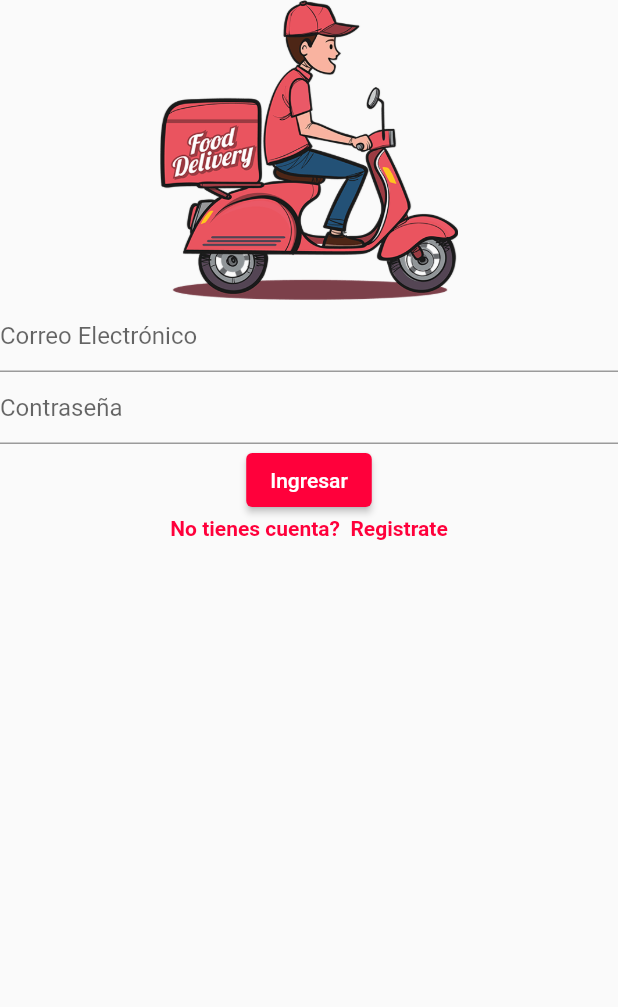
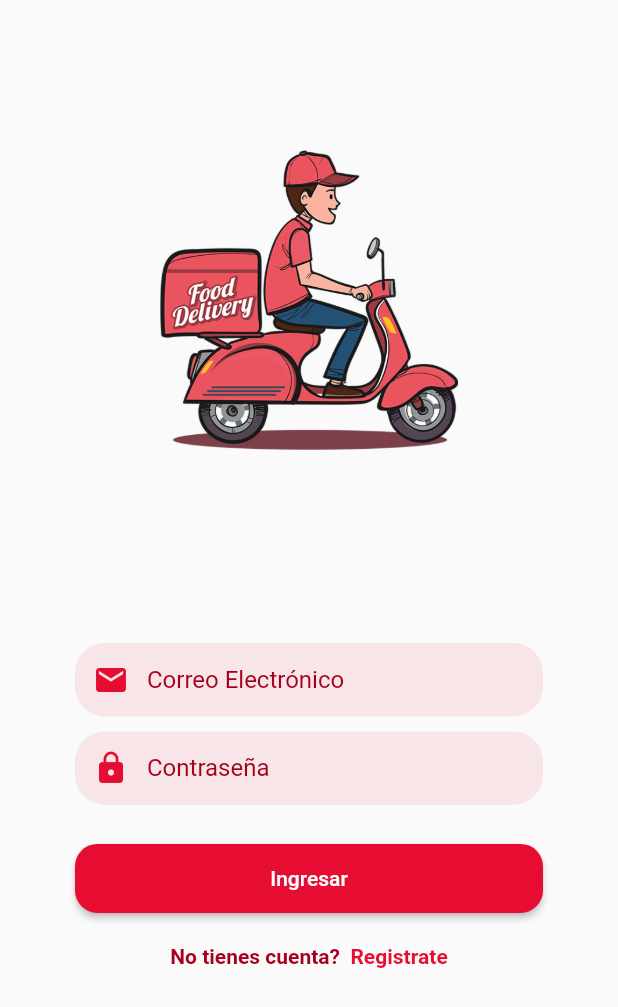
Before and after one commit to PaulGuillen/ChatFlutter, a Flutter app: the screen it shows after launch, on a phone screen of 412 x 824 dp. Shown: the top 1007 px of the screen. Run offline on Flutter 3.47's test engine with Material 2 defaults, Android fonts, the phone set to English and light mode, and no system bars.

Commit message:
Creating login screen - second day

```diff
--- a/lib/main.dart
+++ b/lib/main.dart
@@ -24,7 +24,7 @@ class _MyAppState extends State<MyApp> {
         'login' : (BuildContext context ) => const LoginPage()
       },
       theme: ThemeData(
-        colorScheme: ColorScheme.light().copyWith(primary: MyColors.primaryColor),
+        colorScheme: const ColorScheme.light().copyWith(primary: MyColors.primaryColor),
       ),
     );
   }
--- a/lib/src/login/login_page.dart
+++ b/lib/src/login/login_page.dart
@@ -33,33 +33,82 @@ class _LoginPageState extends State< LoginPage> {
   }
 
   Widget _imageBanner(){
-    return Image.asset(
+    return Container(
+      margin: EdgeInsets.only(
+          top: 100,
+          bottom: MediaQuery.of(context).size.height * 0.15
+      ),
+      child: Image.asset(
         'assets/img/delivery.png',
         width: 200,
         height: 200,
+      ),
     );
   }
 
   Widget _textFieldEmail(){
-    return const TextField(
+    return Container(
+      margin: const EdgeInsets.symmetric(horizontal: 50,vertical: 5),
+      decoration: BoxDecoration(
+        color: MyColors.primaryOpacityColor,
+        borderRadius: BorderRadius.circular(20)
+      ),
+      child: TextField(
         decoration: InputDecoration(
-          hintText: 'Correo Electrónico'
+            hintText: 'Correo Electrónico',
+            border: InputBorder.none,
+            contentPadding: const EdgeInsets.all(15),
+            hintStyle: TextStyle(
+              color: MyColors.primaryColorDark
+            ),
+            prefixIcon: Icon(
+                Icons.email,
+                color: MyColors.primaryColor
+            )
+        ),
       ),
     );
   }
 
   Widget _textFieldPassword(){
-    return const TextField(
+    return Container(
+      margin: const EdgeInsets.symmetric(horizontal: 50, vertical: 5),
+      decoration: BoxDecoration(
+          color: MyColors.primaryOpacityColor,
+          borderRadius: BorderRadius.circular(20)
+      ),
+      child: TextField(
         decoration: InputDecoration(
-          hintText: 'Contraseña'
+            hintText: 'Contraseña',
+            border: InputBorder.none,
+            contentPadding: const EdgeInsets.all(15),
+            hintStyle: TextStyle(
+                color: MyColors.primaryColorDark
+            ),
+            prefixIcon: Icon(
+                Icons.lock,
+                color: MyColors.primaryColor
+            )
+        ),
       ),
     );
   }
 
   Widget _buttonLogin(){
-    return  ElevatedButton(
+    return  Container(
+      width: double.infinity,
+      margin: const EdgeInsets.symmetric(horizontal: 50, vertical: 20),
+      child: ElevatedButton(
         onPressed: () {},
         child: const Text('Ingresar'),
+        style: ElevatedButton.styleFrom(
+          primary: MyColors.primaryColor,
+          shape : RoundedRectangleBorder(
+            borderRadius: BorderRadius.circular(15)
+          ),
+          padding: const EdgeInsets.symmetric(vertical: 15)
+        ),
+      ),
     );
   }
 
@@ -71,7 +120,7 @@ class _LoginPageState extends State< LoginPage> {
           'No tienes cuenta?',
           style: TextStyle(
               fontWeight: FontWeight.bold,
-              color:  MyColors.primaryColor
+              color:  MyColors.primaryColorDark
           ),
         ),
         const SizedBox(width: 7),
--- a/lib/src/utils/my_colors.dart
+++ b/lib/src/utils/my_colors.dart
@@ -1,5 +1,8 @@
 import 'package:flutter/material.dart';
 
 class MyColors{
-  static Color primaryColor =  Color(0xFFFF003B);
+
+  static Color primaryColor =  Color(0xFFE70D32);
+  static Color primaryColorDark = Color(0XFFa7001c);
+  static Color primaryOpacityColor =  Color.fromRGBO(231, 13, 50, 0.09);
 }
```
Lines whose indentation alone changed are shown as unchanged.
